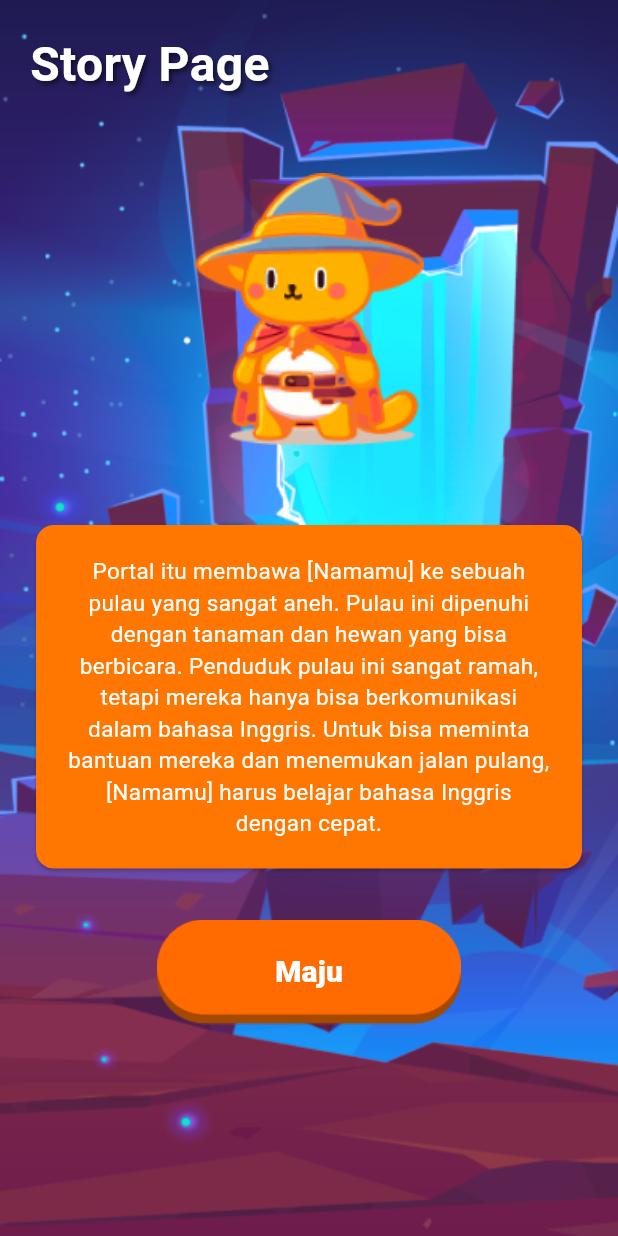
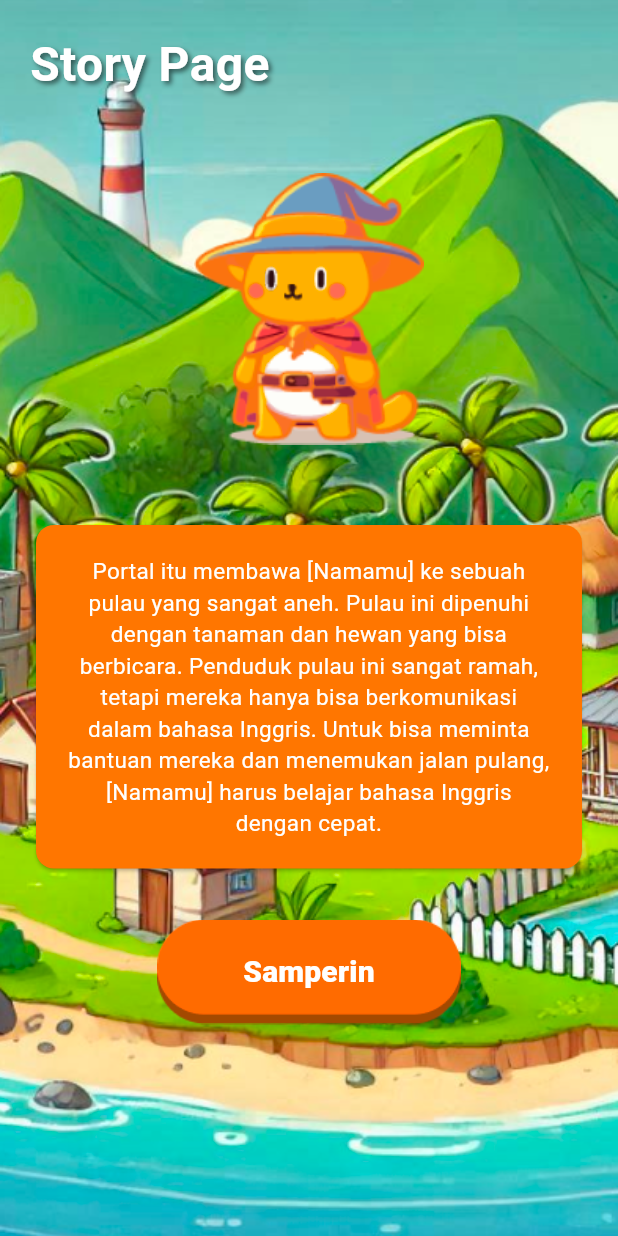
Before and after one commit to Nessaa16/WordWhizz, a Flutter app: the screen it shows after launch, after a tap on "Maju", on a phone screen of 412 x 824 dp. Run offline on Flutter 3.47's test engine with Material 3 defaults, Android fonts, the phone set to English and light mode, and no system bars; our stand-ins replace cloud_firestore, firebase_auth, firebase_core, lottie; accounts and stored records are empty; Roboto replaces fonts that are missing (BalooChettan2).

Commit message:
Commit 2 Fix and Add more decoration
Udah dikasi animas pop up tapi animasi karaternya belu, dan ini tinggal di panggil aja variabel karaternya nanti

```diff
--- a/wordwhizz/lib/view/pages/story_page.dart
+++ b/wordwhizz/lib/view/pages/story_page.dart
@@ -6,9 +6,8 @@ class StoryPage extends StatefulWidget {
   @override
   State<StoryPage> createState() => _StoryPageState();
 }
+
 class _StoryPageState extends State<StoryPage> with TickerProviderStateMixin {
-  AnimationController? _animationController;
-  Animation<Offset>? _animation;
 
   // Daftar cerita
   final List<String> _storyParts = [
@@ -16,28 +15,58 @@ class _StoryPageState extends State<StoryPage> with TickerProviderStateMixin {
     "Portal itu membawa [Namamu] ke sebuah pulau yang sangat aneh. Pulau ini dipenuhi dengan tanaman dan hewan yang bisa berbicara. Penduduk pulau ini sangat ramah, tetapi mereka hanya bisa berkomunikasi dalam bahasa Inggris. Untuk bisa meminta bantuan mereka dan menemukan jalan pulang, [Namamu] harus belajar bahasa Inggris dengan cepat."
   ];
 
+  // Daftar gambar latar belakang
+  final List<String> _backgroundImages = [
+    'assets/images/portal.png', // Gambar latar belakang pertama
+    'assets/images/bg_pulau_story.png', // Gambar latar belakang kedua
+  ];
+
   int _currentStoryIndex = 0; // Indeks cerita saat ini
+  int _currentBackgroundIndex = 0; // Indeks gambar latar belakang saat ini
+  late AnimationController _animationController;
+  late Animation<Offset> _animation;
+
+  late AnimationController _popupController;
+  late Animation<double> _popupAnimation;
 
   @override
   void initState() {
     super.initState();
     _animationController = AnimationController(
-      duration: const Duration(seconds: 2),
       vsync: this,
+      duration: const Duration(seconds: 1),
     )..repeat(reverse: true); // Ulangi animasi dengan efek reverse
 
     _animation = Tween<Offset>(
-      begin: Offset(0.0, -0.1), // Mulai sedikit di atas posisi normal
-      end: Offset(0.0, 0.1), // Bergerak sedikit di bawah posisi normal
+      begin: Offset(0, 0), // Posisi awal
+      end: Offset(0, -0.1), // Bergerak sedikit ke atas
     ).animate(CurvedAnimation(
-      parent: _animationController!,
+      parent: _animationController,
       curve: Curves.easeInOut, // Gunakan efek ease in dan ease out
     ));
+
+    // Inisialisasi controller untuk animasi pop-up
+    _popupController = AnimationController(
+      vsync: this,
+      duration: const Duration(milliseconds: 300),
+    );
+
+    _popupAnimation = Tween<double>(
+      begin: 0.0,
+      end: 1.0,
+    ).animate(CurvedAnimation(
+      parent: _popupController,
+      curve: Curves.easeOut,
+    ));
+
+    // Jalankan animasi pop-up saat halaman dimuat
+    _popupController.forward();
   }
 
   @override
   void dispose() {
-    _animationController?.dispose();
+    _animationController.dispose();
+    _popupController.dispose(); // Dispose controller pop-up
     super.dispose();
   }
 
@@ -49,6 +78,16 @@ class _StoryPageState extends State<StoryPage> with TickerProviderStateMixin {
         // Jika sudah di bagian terakhir, bisa direset atau ditangani sesuai kebutuhan
         _currentStoryIndex = 0; // Contoh: kembali ke awal
       }
+
+      // Ubah gambar latar belakang
+      if (_currentBackgroundIndex < _backgroundImages.length - 1) {
+        _currentBackgroundIndex++; // Pindah ke gambar latar belakang berikutnya
+      } else {
+        _currentBackgroundIndex = 0; // Kembali ke gambar latar belakang pertama
+      }
+
+      // Jalankan animasi pop-up saat tombol ditekan
+      _popupController.forward(from: 0.0);
     });
   }
 
@@ -59,7 +98,7 @@ class _StoryPageState extends State<StoryPage> with TickerProviderStateMixin {
         children: [
           Positioned.fill(
             child: Image.asset(
-              'assets/images/portal.png',
+              _backgroundImages[_currentBackgroundIndex], // Gambar latar belakang sesuai indeks
               fit: BoxFit.cover,
             ),
           ),
@@ -68,8 +107,10 @@ class _StoryPageState extends State<StoryPage> with TickerProviderStateMixin {
             child: ListView(
               padding: EdgeInsets.all(20.0),
               children: [
-                // Title
-                Text(
+                // Title dengan animasi pop-up
+                ScaleTransition(
+                  scale: _popupAnimation,
+                  child: Text(
                     "Story Page",
                     style: TextStyle(
                       fontFamily: 'BalooChettan2',
@@ -78,19 +119,22 @@ class _StoryPageState extends State<StoryPage> with TickerProviderStateMixin {
                       color: Colors.white,
                       shadows: [
                         Shadow(
-                        offset: Offset(2.0, 2.0),
+                          offset: Offset (2.0, 2.0),
                           blurRadius: 4.0,
                           color: Colors.black54,
                         ),
                       ],
                     ),
                   ),
+                ),
                 SizedBox(height: 30),
-                // Animated Cat Image
-                AnimatedBuilder(
-                  animation: _animation!,
+                // Animated Cat Image dengan animasi pop-up
+                ScaleTransition(
+                  scale: _popupAnimation,
+                  child: AnimatedBuilder(
+                    animation: _animation,
                     builder: (_, child) => Transform.translate(
-                    offset: _animation!.value,
+                      offset: _animation.value,
                       child: child,
                     ),
                     child: Image.asset(
@@ -99,8 +143,12 @@ class _StoryPageState extends State<StoryPage> with TickerProviderStateMixin {
                       width: 170,
                     ),
                   ),
+                ),
                 SizedBox(height: 30),
-                Card(
+                // Card dengan cerita
+                ScaleTransition(
+                  scale: _popupAnimation,
+                  child: Card(
                     color: primaryColor,
                     child: Padding(
                       padding: const EdgeInsets.all(20.0),
@@ -111,8 +159,12 @@ class _StoryPageState extends State<StoryPage> with TickerProviderStateMixin {
                       ),
                     ),
                   ),
+                ),
                 SizedBox(height: 30),
-                Align(
+                // Tombol dengan animasi pop-up
+                ScaleTransition(
+                  scale: _popupAnimation,
+                  child: Align(
                     alignment: Alignment.center,
                     child: Container(
                       height: 70,
@@ -136,14 +188,18 @@ class _StoryPageState extends State<StoryPage> with TickerProviderStateMixin {
                               height: 70,
                             ),
                             Positioned(
-                            child: Text("Maju", style: button1),
+                              child: Text(
+                                _currentStoryIndex == _storyParts.length - 1 ? "Samperin" : "Maju", // Ubah teks tombol
+                                style: button1,
+                              ),
                             ),
                           ],
                         ),
                       ),
                     ),
-                // SizedBox(height: 30,)
-                )
+                  ),
+                ),
+                SizedBox(height: 30),
               ],
             ),
           ),
--- a/wordwhizz/pubspec.yaml
+++ b/wordwhizz/pubspec.yaml
@@ -75,6 +75,10 @@ flutter:
     - assets/images/animations/Animation.json
     - assets/images/animations/gacha.json
     - assets/images/portal.png
+    - assets/images/bg_pulau_story.png
+
+
+
 
   #   - images/a_dot_ham.jpeg
   # An image asset can refer to one or more resolution-specific "variants", see
```
Also changed, not shown: wordwhizz/assets/images/bg_pulau_story.png (added). Lines whose indentation alone changed are shown as unchanged.
